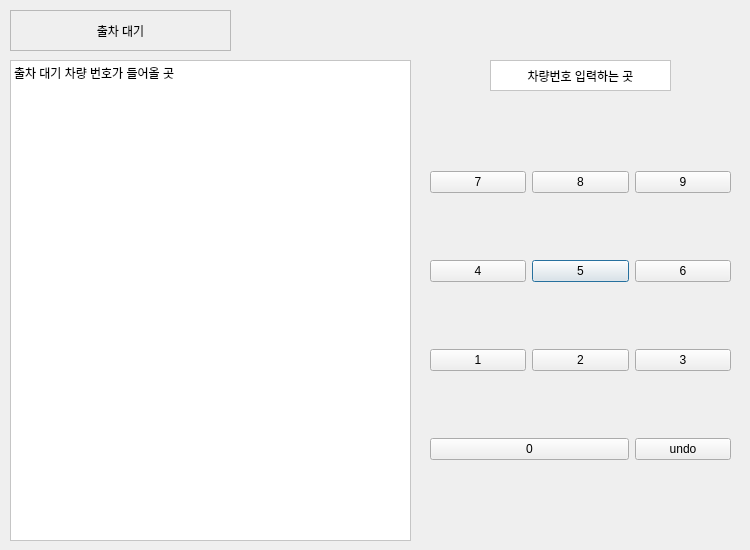
The window that GUI/User/user_gui.ui (addinedu-ros-5th/ros-repo-5) describes before a commit, drawn with Qt 5.
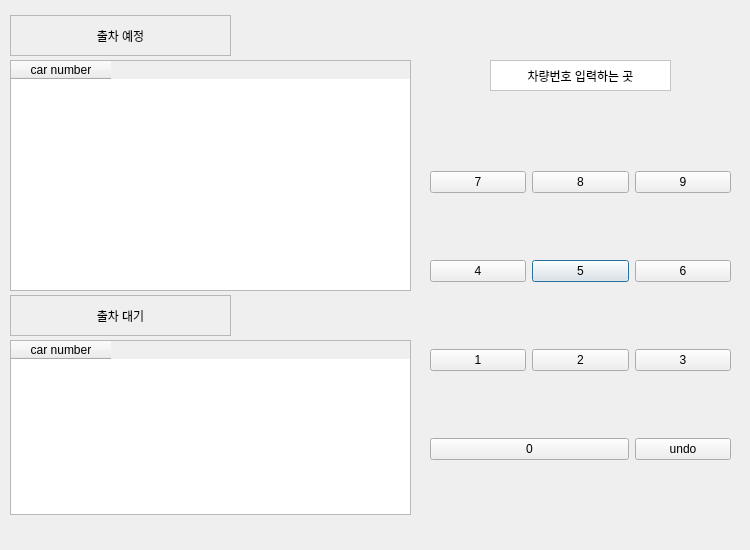
The same window after the commit.

```diff
--- a/GUI/User/user_gui.ui
+++ b/GUI/User/user_gui.ui
@@ -30,7 +30,7 @@
      <property name="geometry">
       <rect>
        <x>10</x>
-       <y>10</y>
+       <y>15</y>
        <width>221</width>
        <height>41</height>
       </rect>
@@ -39,34 +39,12 @@
       <enum>QFrame::StyledPanel</enum>
      </property>
      <property name="text">
-      <string>출차 대기</string>
+      <string>출차 예정</string>
      </property>
      <property name="alignment">
       <set>Qt::AlignCenter</set>
      </property>
     </widget>
-    <widget class="QLabel" name="lb_waiting">
-     <property name="geometry">
-      <rect>
-       <x>10</x>
-       <y>60</y>
-       <width>401</width>
-       <height>481</height>
-      </rect>
-     </property>
-     <property name="styleSheet">
-      <string notr="true">background-color:white</string>
-     </property>
-     <property name="frameShape">
-      <enum>QFrame::StyledPanel</enum>
-     </property>
-     <property name="text">
-      <string>출차 대기 차량 번호가 들어올 곳</string>
-     </property>
-     <property name="alignment">
-      <set>Qt::AlignLeading|Qt::AlignLeft|Qt::AlignTop</set>
-     </property>
-    </widget>
     <widget class="QWidget" name="gridLayoutWidget">
      <property name="geometry">
       <rect>
@@ -197,6 +175,55 @@
       <set>Qt::AlignCenter</set>
      </property>
     </widget>
+    <widget class="QLabel" name="label_8">
+     <property name="geometry">
+      <rect>
+       <x>10</x>
+       <y>295</y>
+       <width>221</width>
+       <height>41</height>
+      </rect>
+     </property>
+     <property name="frameShape">
+      <enum>QFrame::StyledPanel</enum>
+     </property>
+     <property name="text">
+      <string>출차 대기</string>
+     </property>
+     <property name="alignment">
+      <set>Qt::AlignCenter</set>
+     </property>
+    </widget>
+    <widget class="QTableWidget" name="table_ready">
+     <property name="geometry">
+      <rect>
+       <x>10</x>
+       <y>340</y>
+       <width>401</width>
+       <height>175</height>
+      </rect>
+     </property>
+     <column>
+      <property name="text">
+       <string>car number</string>
+      </property>
+     </column>
+    </widget>
+    <widget class="QTableWidget" name="table_waiting">
+     <property name="geometry">
+      <rect>
+       <x>10</x>
+       <y>60</y>
+       <width>401</width>
+       <height>231</height>
+      </rect>
+     </property>
+     <column>
+      <property name="text">
+       <string>car number</string>
+      </property>
+     </column>
+    </widget>
    </widget>
    <widget class="QWidget" name="page_check">
     <widget class="QLabel" name="label_7">
```
